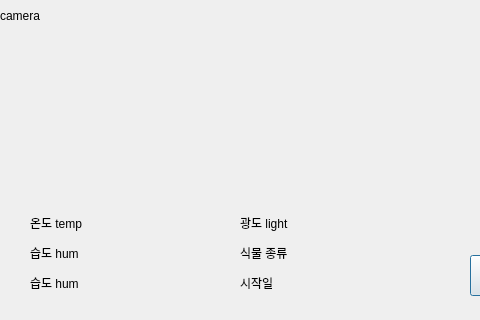
First picture: the form in GUI/userPlantDetail.ui, repository addinedu-ros-8th/iot-repo-6, before the edit; both pictures show x 0 to 480 and y 205 to 525 of the 651 by 525 pixel window.
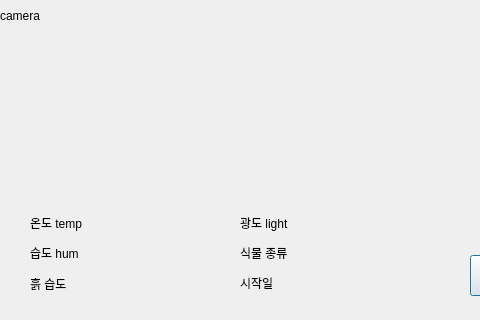
Second picture: the form after the edit.

The edit to the form file:
```diff
--- a/GUI/userPlantDetail.ui
+++ b/GUI/userPlantDetail.ui
@@ -148,12 +148,12 @@
     <rect>
      <x>30</x>
      <y>480</y>
-     <width>201</width>
-     <height>16</height>
+     <width>67</width>
+     <height>17</height>
     </rect>
    </property>
    <property name="text">
-    <string>습도 hum</string>
+    <string>흙 습도</string>
    </property>
   </widget>
  </widget>
```
